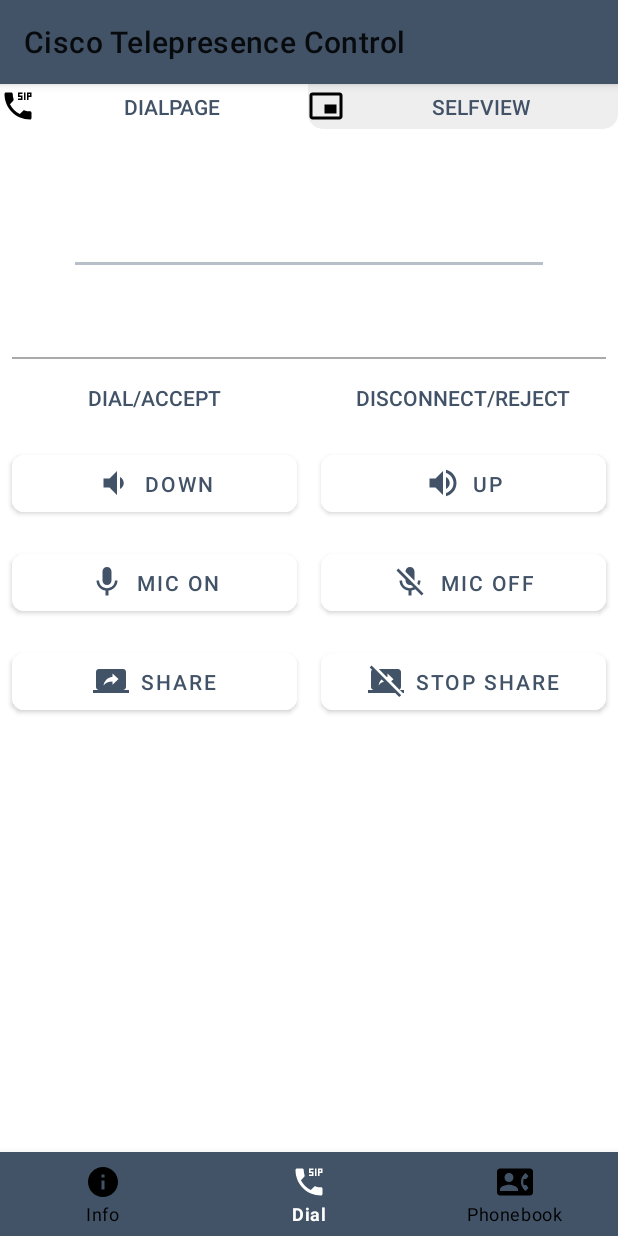
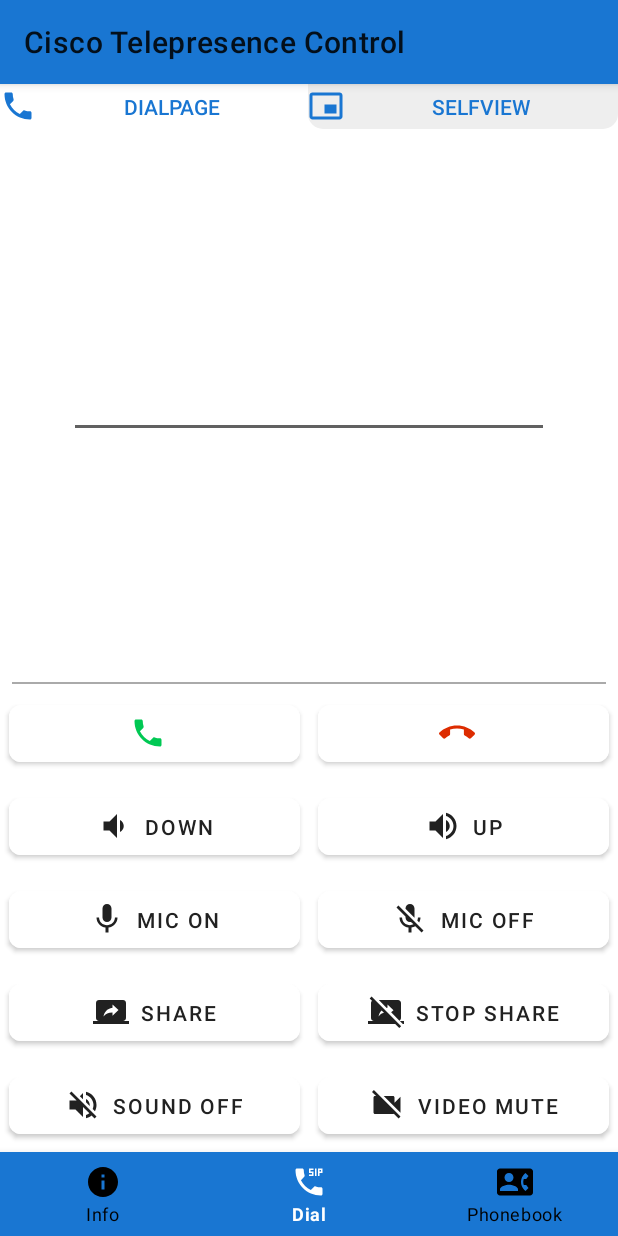
Before and after one commit to mpolyakov/CiscoRemoteControl, an Android app: the DialActivity screen opened directly, with no data from a screen before it, on a phone screen of 412 x 824 dp. Run offline under Robolectric (Android 15) with nearby library versions, the phone set to English and light mode, and no system bars.

Commit message:
работа с дизайном страницы управления

```diff
--- a/app/src/main/java/com/kts/ciscorc/MainActivity.java
+++ b/app/src/main/java/com/kts/ciscorc/MainActivity.java
@@ -74,7 +74,6 @@ public class MainActivity extends AppCompatActivity {
         notesDataSource = new NoteDataSource(getApplicationContext());
         notesDataSource.open();
         noteDataReader = notesDataSource.getNoteDataReader();
-
     }
 
     @Override
@@ -86,9 +85,6 @@ public class MainActivity extends AppCompatActivity {
     @Override
     public boolean onOptionsItemSelected(@NonNull MenuItem item) {
         switch (item.getItemId()) {
-//            case R.id.menu_add:
-//                addElement();
-//                return true;
             case R.id.menu_clear:
                 clearList();
                 return true;
@@ -102,28 +98,23 @@ public class MainActivity extends AppCompatActivity {
         dataUpdated();
     }
 
-    private void addElement(){
-        LayoutInflater factory = LayoutInflater.from(this);
-        final View alertView = factory.inflate(R.layout.layout_add_note, null);
-        AlertDialog.Builder builder = new AlertDialog.Builder(this);
-        builder.setView(alertView);
-        builder.setTitle(R.string.alert_title_add);
-        builder.setNegativeButton(R.string.alert_cancel, null);
-        builder.setPositiveButton(R.string.menu_add, new DialogInterface.OnClickListener() {
-            @Override
-            public void onClick(DialogInterface dialog, int id) {
-                EditText editTextNote = alertView.findViewById(R.id.editTextNote);
-                EditText editTextNoteTitle = alertView.findViewById(R.id.editTextNoteTitle);
-                notesDataSource.addNote(editTextNoteTitle.getText().toString(), editTextNote.getText().toString(), "name", "pass", "platform");
-                dataUpdated();
-            }
-        });
-        builder.show();
-    }
-
-//    private void editElement(Note note){
-//        notesDataSource.editNote(note, "Edited", "Edited title");
-//        dataUpdated();
+//    private void addElement(){
+//        LayoutInflater factory = LayoutInflater.from(this);
+//        final View alertView = factory.inflate(R.layout.layout_add_note, null);
+//        AlertDialog.Builder builder = new AlertDialog.Builder(this);
+//        builder.setView(alertView);
+//        builder.setTitle(R.string.alert_title_add);
+//        builder.setNegativeButton(R.string.alert_cancel, null);
+//        builder.setPositiveButton(R.string.menu_add, new DialogInterface.OnClickListener() {
+//            @Override
+//            public void onClick(DialogInterface dialog, int id) {
+//                EditText editTextNote = alertView.findViewById(R.id.editTextNote);
+//                EditText editTextNoteTitle = alertView.findViewById(R.id.editTextNoteTitle);
+//                notesDataSource.addNote(editTextNoteTitle.getText().toString(), editTextNote.getText().toString(), "name", "pass", "platform");
+//                dataUpdated();
+//            }
+//        });
+//        builder.show();
 //    }
 
     private void deleteElement(Note note) {
@@ -136,25 +127,4 @@ public class MainActivity extends AppCompatActivity {
         adapter.notifyDataSetChanged();
     }
 
-//    @Override
-//    public boolean onCreateOptionsMenu(Menu menu) {
-//        // Inflate the menu; this adds items to the action bar if it is present.
-//        getMenuInflater().inflate(R.menu.main_menu, menu);
-//        return true;
-//    }
-
-//    @Override
-//    public boolean onOptionsItemSelected(MenuItem item) {
-//        // Handle action bar item clicks here. The action bar will
-//        // automatically handle clicks on the Home/Up buttonConnect, so long
-//        // as you specify a parent activity in AndroidManifest.xml.
-//        int id = item.getItemId();
-//
-//        //noinspection SimplifiableIfStatement
-//        if (id == R.id.menu_clear) {
-//            return true;
-//        }
-//
-//        return super.onOptionsItemSelected(item);
-//    }
 }
--- a/app/src/main/java/com/kts/ciscorc/RecyclerViewAdapterPhonebook.java
+++ b/app/src/main/java/com/kts/ciscorc/RecyclerViewAdapterPhonebook.java
@@ -47,6 +47,7 @@ public class RecyclerViewAdapterPhonebook extends RecyclerView.Adapter<RecyclerV
                 intent.putExtra("address_of_remote_endpoint", mPhonebookNumbers.get(position));
                 mContext.startActivity(intent);
 
+
             }
         });
 
--- /dev/null
+++ b/app/src/main/res/drawable/ic_call_black_24dp.xml
@@ -0,0 +1,9 @@
+<vector xmlns:android="http://schemas.android.com/apk/res/android"
+        android:width="24dp"
+        android:height="24dp"
+        android:viewportWidth="24.0"
+        android:viewportHeight="24.0">
+    <path
+        android:fillColor="#FF000000"
+        android:pathData="M6.62,10.79c1.44,2.83 3.76,5.14 6.59,6.59l2.2,-2.2c0.27,-0.27 0.67,-0.36 1.02,-0.24 1.12,0.37 2.33,0.57 3.57,0.57 0.55,0 1,0.45 1,1V20c0,0.55 -0.45,1 -1,1 -9.39,0 -17,-7.61 -17,-17 0,-0.55 0.45,-1 1,-1h3.5c0.55,0 1,0.45 1,1 0,1.25 0.2,2.45 0.57,3.57 0.11,0.35 0.03,0.74 -0.25,1.02l-2.2,2.2z"/>
+</vector>
--- /dev/null
+++ b/app/src/main/res/drawable/ic_call_end_black_24dp.xml
@@ -0,0 +1,9 @@
+<vector xmlns:android="http://schemas.android.com/apk/res/android"
+        android:width="24dp"
+        android:height="24dp"
+        android:viewportWidth="24.0"
+        android:viewportHeight="24.0">
+    <path
+        android:fillColor="#FF000000"
+        android:pathData="M12,9c-1.6,0 -3.15,0.25 -4.6,0.72v3.1c0,0.39 -0.23,0.74 -0.56,0.9 -0.98,0.49 -1.87,1.12 -2.66,1.85 -0.18,0.18 -0.43,0.28 -0.7,0.28 -0.28,0 -0.53,-0.11 -0.71,-0.29L0.29,13.08c-0.18,-0.17 -0.29,-0.42 -0.29,-0.7 0,-0.28 0.11,-0.53 0.29,-0.71C3.34,8.78 7.46,7 12,7s8.66,1.78 11.71,4.67c0.18,0.18 0.29,0.43 0.29,0.71 0,0.28 -0.11,0.53 -0.29,0.71l-2.48,2.48c-0.18,0.18 -0.43,0.29 -0.71,0.29 -0.27,0 -0.52,-0.11 -0.7,-0.28 -0.79,-0.74 -1.69,-1.36 -2.67,-1.85 -0.33,-0.16 -0.56,-0.5 -0.56,-0.9v-3.1C15.15,9.25 13.6,9 12,9z"/>
+</vector>
--- /dev/null
+++ b/app/src/main/res/drawable/ic_videocam_off_black_24dp.xml
@@ -0,0 +1,9 @@
+<vector xmlns:android="http://schemas.android.com/apk/res/android"
+        android:width="24dp"
+        android:height="24dp"
+        android:viewportWidth="24.0"
+        android:viewportHeight="24.0">
+    <path
+        android:fillColor="#FF000000"
+        android:pathData="M21,6.5l-4,4V7c0,-0.55 -0.45,-1 -1,-1H9.82L21,17.18V6.5zM3.27,2L2,3.27 4.73,6H4c-0.55,0 -1,0.45 -1,1v10c0,0.55 0.45,1 1,1h12c0.21,0 0.39,-0.08 0.54,-0.18L19.73,21 21,19.73 3.27,2z"/>
+</vector>
--- /dev/null
+++ b/app/src/main/res/drawable/ic_volume_off_black_24dp.xml
@@ -0,0 +1,9 @@
+<vector xmlns:android="http://schemas.android.com/apk/res/android"
+        android:width="24dp"
+        android:height="24dp"
+        android:viewportWidth="24.0"
+        android:viewportHeight="24.0">
+    <path
+        android:fillColor="#FF000000"
+        android:pathData="M16.5,12c0,-1.77 -1.02,-3.29 -2.5,-4.03v2.21l2.45,2.45c0.03,-0.2 0.05,-0.41 0.05,-0.63zM19,12c0,0.94 -0.2,1.82 -0.54,2.64l1.51,1.51C20.63,14.91 21,13.5 21,12c0,-4.28 -2.99,-7.86 -7,-8.77v2.06c2.89,0.86 5,3.54 5,6.71zM4.27,3L3,4.27 7.73,9L3,9v6h4l5,5v-6.73l4.25,4.25c-0.67,0.52 -1.42,0.93 -2.25,1.18v2.06c1.38,-0.31 2.63,-0.95 3.69,-1.81L19.73,21 21,19.73l-9,-9L4.27,3zM12,4L9.91,6.09 12,8.18L12,4z"/>
+</vector>
--- a/app/src/main/res/drawable/round_button_selector.xml
+++ /dev/null
@@ -1,14 +0,0 @@
-<?xml version="1.0" encoding="utf-8" ?>
-<selector xmlns:android="http://schemas.android.com/apk/res/android">
-    <!--  Non focused states
-     -->
-    <item android:state_focused="false" android:state_selected="false" android:state_pressed="false" android:drawable="@drawable/button_unfocused" />
-    <item android:state_focused="false" android:state_selected="true" android:state_pressed="false" android:drawable="@drawable/button_unfocused" />
-    <!--  Focused states
-     -->
-    <item android:state_focused="true" android:state_selected="false" android:state_pressed="false" android:drawable="@drawable/button_focus" />
-    <item android:state_focused="true" android:state_selected="true" android:state_pressed="false" android:drawable="@drawable/button_focus" />
-    <!--  Pressed
-     -->
-    <item android:state_pressed="true" android:drawable="@drawable/button_press" />
-</selector>
--- a/app/src/main/res/layout/activity_dial.xml
+++ b/app/src/main/res/layout/activity_dial.xml
@@ -21,12 +21,14 @@
             android:layout_alignParentStart="true"
             android:layout_weight="1"
             android:background="@drawable/toggle_selector"
-            android:drawableStart="@drawable/ic_dialer_sip_black_24dp"
+            android:drawableStart="@drawable/ic_call_black_24dp"
+            android:drawableTint="@color/colorMainDark"
             android:onClick="changeFragment1"
             android:text="DialPage"
             android:textColor="@color/colorPrimary"
             android:textOff="DialPage"
-            android:textOn="DialPage" />
+            android:textOn="DialPage"
+            app:iconTint="@color/greenDial"/>
 
         <ToggleButton
             android:id="@+id/toggleSelfView"
@@ -37,105 +39,89 @@
             android:layout_weight="1"
             android:background="@drawable/toggle_selector"
             android:drawableStart="@drawable/ic_picture_in_picture_alt_black_24dp"
+            android:drawableTint="@color/colorMainDark"
             android:onClick="changeFragment2"
             android:text="SelfView"
             android:textColor="@color/colorPrimary"
             android:textOff="SelfView"
             android:textOn="SelfView"
 
-/>
+            />
     </LinearLayout>
 
     <FrameLayout
         android:id="@+id/fragment_place"
         android:layout_width="match_parent"
-        android:layout_height="150dp"
+        android:layout_height="200dp"
         android:layout_below="@+id/topLinearLayout"
+        android:layout_above="@+id/delimFirst"
         android:layout_alignParentEnd="true"></FrameLayout>
+
     <View
+        android:id="@+id/delimFirst"
         android:layout_width="match_parent"
         android:layout_height="1dp"
-        android:background="@android:color/darker_gray"
-        android:layout_below="@+id/fragment_place"
+        android:layout_above="@+id/fiveLinearLayout"
         android:layout_marginStart="8dp"
+        android:layout_marginTop="2dp"
         android:layout_marginEnd="8dp"
-        android:layout_marginTop="2dp"
         android:layout_marginBottom="2dp"
-        android:id="@+id/delimFirst"/>
+        android:background="@android:color/darker_gray" />
 
     <LinearLayout
-        android:id="@+id/firstLinearLayout"
+        android:id="@+id/fiveLinearLayout"
         android:layout_width="match_parent"
         android:layout_height="wrap_content"
-        android:layout_below="@+id/delimFirst"
+        android:layout_above="@+id/fourLinearLayout"
         android:orientation="horizontal">
 
-        <Button
+        <com.google.android.material.button.MaterialButton
             android:id="@+id/btnDial"
-            style="?android:attr/borderlessButtonStyle"
-            android:layout_width="match_parent"
-            android:layout_height="wrap_content"
-            android:layout_weight="1"
-            android:backgroundTint="#68de70"
-            android:insetTop="0dp"
-            android:insetBottom="0dp"
-            android:onClick="acceptDial"
-            android:text="Dial/Accept"
-            android:textColor="@color/colorPrimary"
-            app:cornerRadius="0dp"
-            app:strokeColor="@color/colorPrimary" />
+            android:text=""
+            style="@style/buttonsStyle"
+            app:cornerRadius="8dp"
+            app:icon="@drawable/ic_call_black_24dp"
+            app:iconGravity="textStart"
+            app:iconTint="@color/greenDial"
+            android:textColor="@color/greenDial"/>
 
-        <Button
+        <com.google.android.material.button.MaterialButton
             android:id="@+id/btnDisconnect"
-            style="?android:attr/borderlessButtonStyle"
-            android:layout_width="match_parent"
-            android:layout_height="wrap_content"
-            android:layout_weight="1"
-            android:backgroundTint="#f55858"
-            android:insetTop="0dp"
-            android:insetBottom="0dp"
-            android:onClick="rejectDisconnect"
-            android:text="Disconnect/Reject"
-            android:textColor="@color/colorPrimary"
-            app:cornerRadius="0dp" />
+            android:text=""
+            style="@style/buttonsStyle"
+            app:cornerRadius="8dp"
+            app:icon="@drawable/ic_call_end_black_24dp"
+            app:iconGravity="textStart"
+            android:textColor="@color/redDisconnect"
+            app:iconTint="@color/redDisconnect" />
+
+
     </LinearLayout>
 
     <LinearLayout
-        android:id="@+id/secondLinearLayout"
+        android:id="@+id/fourLinearLayout"
         android:layout_width="match_parent"
         android:layout_height="wrap_content"
-        android:layout_below="@+id/firstLinearLayout"
+        android:layout_above="@+id/thirdLinearLayout"
         android:orientation="horizontal">
 
         <com.google.android.material.button.MaterialButton
             android:id="@+id/btnVolumeDown"
-            android:layout_width="100dp"
-            android:layout_height="50dp"
-            android:layout_margin="8dp"
-            android:backgroundTint="#FFFFFF"
-            android:gravity="center"
-            android:textColor="@color/colorPrimary"
+            android:text="DOWN"
+            style="@style/buttonsStyle"
             app:cornerRadius="8dp"
             app:icon="@drawable/ic_volume_down_black_24dp"
             app:iconGravity="textStart"
-            app:iconTint="@color/colorPrimary"
-            android:text="DOWN"
-            android:layout_weight="1"/>
+            app:iconTint="@color/black" />
 
         <com.google.android.material.button.MaterialButton
             android:id="@+id/btnVolumeUP"
-            android:layout_width="100dp"
-            android:layout_height="50dp"
-            android:layout_margin="8dp"
-            android:backgroundTint="#FFFFFF"
-            android:gravity="center"
-            android:textColor="@color/colorPrimary"
+            android:text="UP"
+            style="@style/buttonsStyle"
             app:cornerRadius="8dp"
             app:icon="@drawable/ic_volume_up_black_24dp"
             app:iconGravity="textStart"
-            app:iconTint="@color/colorPrimary"
-            android:text="UP"
-            android:layout_weight="1"/>
+            app:iconTint="@color/black" />
     </LinearLayout>
 
 
@@ -143,76 +129,78 @@
         android:id="@+id/thirdLinearLayout"
         android:layout_width="match_parent"
         android:layout_height="wrap_content"
-        android:layout_below="@+id/secondLinearLayout"
+        android:layout_above="@+id/secondLinearLayout"
         android:orientation="horizontal">
 
         <com.google.android.material.button.MaterialButton
             android:id="@+id/btnMicOn"
-            android:layout_width="100dp"
-            android:layout_height="50dp"
-            android:layout_margin="8dp"
-            android:layout_weight="1"
-            android:backgroundTint="#FFFFFF"
-            android:gravity="center"
             android:text="mic on"
-            android:textColor="@color/colorPrimary"
+            style="@style/buttonsStyle"
             app:cornerRadius="8dp"
             app:icon="@drawable/ic_mic_black_24dp"
             app:iconGravity="textStart"
-            app:iconTint="@color/colorPrimary" />
+            app:iconTint="@color/black" />
 
         <com.google.android.material.button.MaterialButton
             android:id="@+id/btnMicOff"
-            android:layout_width="100dp"
-            android:layout_height="50dp"
-            android:layout_margin="8dp"
-            android:layout_weight="1"
-            android:backgroundTint="#FFFFFF"
-            android:gravity="center"
             android:text="mic off"
-            android:textColor="@color/colorPrimary"
+            style="@style/buttonsStyle"
             app:cornerRadius="8dp"
             app:icon="@drawable/ic_mic_off_black_24dp"
             app:iconGravity="textStart"
-            app:iconTint="@color/colorPrimary" />
+            app:iconTint="@color/black" />
     </LinearLayout>
 
     <LinearLayout
-        android:id="@+id/fourLinearLayout"
+        android:id="@+id/secondLinearLayout"
         android:layout_width="match_parent"
         android:layout_height="wrap_content"
-        android:layout_below="@+id/thirdLinearLayout"
+        android:layout_above="@+id/firstLinearLayout"
         android:orientation="horizontal">
 
         <com.google.android.material.button.MaterialButton
             android:id="@+id/btnShare"
-            android:layout_width="100dp"
-            android:layout_height="50dp"
-            android:layout_margin="8dp"
-            android:layout_weight="1"
-            android:backgroundTint="#FFFFFF"
-            android:gravity="center"
             android:text="Share"
-            android:textColor="@color/colorPrimary"
+            style="@style/buttonsStyle"
             app:cornerRadius="8dp"
             app:icon="@drawable/ic_screen_share_black_24dp"
             app:iconGravity="textStart"
-            app:iconTint="@color/colorPrimary" />
+            app:iconTint="@color/black" />
 
         <com.google.android.material.button.MaterialButton
             android:id="@+id/btnStopShare"
-            android:layout_width="100dp"
-            android:layout_height="50dp"
-            android:layout_margin="8dp"
-            android:layout_weight="1"
-            android:backgroundTint="#FFFFFF"
-            android:gravity="center"
             android:text="Stop Share"
-            android:textColor="@color/colorPrimary"
+            style="@style/buttonsStyle"
             app:cornerRadius="8dp"
             app:icon="@drawable/ic_stop_screen_share_black_24dp"
             app:iconGravity="textStart"
-            app:iconTint="@color/colorPrimary" />
+            app:iconTint="@color/black" />
+    </LinearLayout>
+
+    <LinearLayout
+        android:id="@+id/firstLinearLayout"
+        android:layout_width="match_parent"
+        android:layout_height="wrap_content"
+        android:layout_above="@+id/bottom_navigation"
+        android:orientation="horizontal">
+
+        <com.google.android.material.button.MaterialButton
+            android:id="@+id/btnSoundOff"
+            style="@style/buttonsStyle"
+            android:text="Sound Off"
+            app:cornerRadius="8dp"
+            app:icon="@drawable/ic_volume_off_black_24dp"
+            app:iconGravity="textStart"
+            app:iconTint="@color/black" />
+
+        <com.google.android.material.button.MaterialButton
+            android:id="@+id/btnVideoMute"
+            style="@style/buttonsStyle"
+            android:text="video mute"
+            app:cornerRadius="8dp"
+            app:icon="@drawable/ic_videocam_off_black_24dp"
+            app:iconGravity="textStart"
+            app:iconTint="@color/black" />
     </LinearLayout>
 
     <com.google.android.material.bottomnavigation.BottomNavigationView
--- a/app/src/main/res/layout/activity_info.xml
+++ b/app/src/main/res/layout/activity_info.xml
@@ -7,13 +7,23 @@
     android:orientation="vertical"
     tools:context=".InfoActivity">
 
+    <TextView
+        android:layout_width="match_parent"
+        android:layout_height="wrap_content"
+        android:textSize="22sp"
+        android:textStyle="italic"
+        android:text="About"
+        android:gravity="center_horizontal"
+        android:layout_margin="16dp"
+        android:id="@+id/textInfoHead"/>
 
     <LinearLayout
         android:id="@+id/linearLayout1"
         android:layout_width="match_parent"
         android:layout_height="wrap_content"
         android:orientation="horizontal"
-        android:layout_marginTop="16dp">
+        android:layout_marginTop="4dp"
+        android:layout_below="@+id/textInfoHead">
         <TextView
             android:id="@+id/textView1"
             android:layout_width="match_parent"
--- a/app/src/main/res/layout/activity_phonebook.xml
+++ b/app/src/main/res/layout/activity_phonebook.xml
@@ -6,14 +6,23 @@
     android:layout_height="match_parent"
     tools:context=".PhonebookActivity">
 
-
+    <TextView
+        android:layout_width="match_parent"
+        android:layout_height="wrap_content"
+        android:textSize="22sp"
+        android:textStyle="italic"
+        android:text="Contacts"
+        android:gravity="center_horizontal"
+        android:layout_margin="16dp"
+        android:id="@+id/textPhonebHead"/>
 
     <androidx.recyclerview.widget.RecyclerView
         android:layout_width="match_parent"
         android:layout_height="match_parent"
         android:id="@+id/phonebook_recyclerview"
-        android:layout_marginTop="16dp"
-        android:layout_above="@+id/bottom_navigation">
+        android:layout_marginTop="4dp"
+        android:layout_above="@+id/bottom_navigation"
+        android:layout_below="@+id/textPhonebHead">
 
     </androidx.recyclerview.widget.RecyclerView>
 
--- a/app/src/main/res/layout/item_recycler.xml
+++ b/app/src/main/res/layout/item_recycler.xml
@@ -9,7 +9,8 @@
         android:id="@+id/image_circle"
         android:layout_width="80sp"
         android:layout_height="80sp"
-        android:src="@drawable/kitplus" />
+        android:src="@drawable/kitplus"
+        android:clickable="true"/>
 
     <TextView
         android:id="@+id/textTitle"
@@ -17,9 +18,9 @@
         android:layout_height="wrap_content"
         android:layout_toRightOf="@+id/image_circle"
         android:text="TextView"
-        android:textSize="20sp"
+        android:textSize="16sp"
         android:layout_marginStart="30dp"
-        android:layout_marginTop="8dp"/>
+        android:layout_marginTop="20dp"/>
 
     <TextView
         android:id="@+id/textIPaddr"
@@ -28,8 +29,8 @@
         android:layout_below="@+id/textTitle"
         android:layout_toRightOf="@+id/image_circle"
         android:text="TextView"
-        android:textSize="16sp"
+        android:textSize="12sp"
         android:layout_marginStart="30dp"
-        android:layout_marginTop="8dp"/>
+        android:layout_marginTop="4dp"/>
 
 </RelativeLayout>
--- a/app/src/main/res/menu/context_menu.xml
+++ b/app/src/main/res/menu/context_menu.xml
@@ -1,8 +1,6 @@
 <?xml version="1.0" encoding="utf-8"?>
 <menu xmlns:android="http://schemas.android.com/apk/res/android">
-<!--    <item android:title="@string/menu_edit"-->
-<!--        android:id="@+id/menu_edit"-->
-<!--        android:icon="@android:drawable/ic_menu_edit" />-->
+
     <item android:title="@string/menu_delete"
         android:id="@+id/menu_delete"
         android:icon="@android:drawable/ic_menu_delete" />
--- a/app/src/main/res/menu/main_menu.xml
+++ b/app/src/main/res/menu/main_menu.xml
@@ -1,11 +1,6 @@
 <?xml version="1.0" encoding="utf-8"?>
 <menu xmlns:android="http://schemas.android.com/apk/res/android"
     xmlns:app="http://schemas.android.com/apk/res-auto">
-
-    <item android:title="@string/menu_add"
-        android:id="@+id/menu_add"
-        android:icon="@android:drawable/ic_menu_add"
-        app:showAsAction="always" />
 
     <item android:title="@string/menu_clear"
         android:id="@+id/menu_clear"
--- a/app/src/main/res/values/colors.xml
+++ b/app/src/main/res/values/colors.xml
@@ -1,9 +1,16 @@
 <?xml version="1.0" encoding="utf-8"?>
 <resources>
-    <color name="colorPrimary">#425367</color>
-    <color name="colorPrimaryDark">#D3D8DF</color>
-    <color name="colorAccent">#B7BFC8</color>
+    <color name="colorPrimary">#1976D2</color>
+    <color name="colorPrimaryDark">#616161</color>
+    <color name="colorAccent">#616161</color>
 
+    <color name="colorMain">#2979FF</color>
+    <color name="colorMainDark">#1976D2</color>
 
     <color name="colorFragmentDial">#8ee37d</color>
+
+    <color name="black">#212121</color>
+    <color name="white">#FFFFFF</color>
+    <color name="greenDial">#00C853</color>
+    <color name="redDisconnect">#DD2C00</color>
 </resources>
--- a/app/src/main/res/values/styles.xml
+++ b/app/src/main/res/values/styles.xml
@@ -3,7 +3,7 @@
     <!-- Base application theme. -->
     <style name="AppTheme" parent="Theme.MaterialComponents.Light">
         <!-- Customize your theme here. -->
-        <item name="colorPrimary">@color/colorPrimary</item>
+        <item name="colorPrimary">@color/colorMainDark</item>
         <item name="colorPrimaryDark">@color/colorPrimaryDark</item>
         <item name="colorAccent">@color/colorAccent</item>
     </style>
@@ -17,4 +17,17 @@
 
     <style name="AppTheme.PopupOverlay" parent="ThemeOverlay.AppCompat.Light" />
 
+    <style name="buttonsStyle">
+        <item name="android:textColor">@color/black</item>
+        <item name="android:backgroundTint">@color/white</item>
+        <item name="android:layout_width">100dp</item>
+        <item name="android:layout_height">50dp</item>
+        <item name="android:layout_margin">6dp</item>
+        <item name="android:layout_weight">1</item>
+        <item name="android:gravity">center</item>
+
+
+
+    </style>
+
 </resources>
```
Also changed, not shown: app/src/main/java/com/kts/ciscorc/dbase/NoteAdapter.java (+0 -8 lines).
